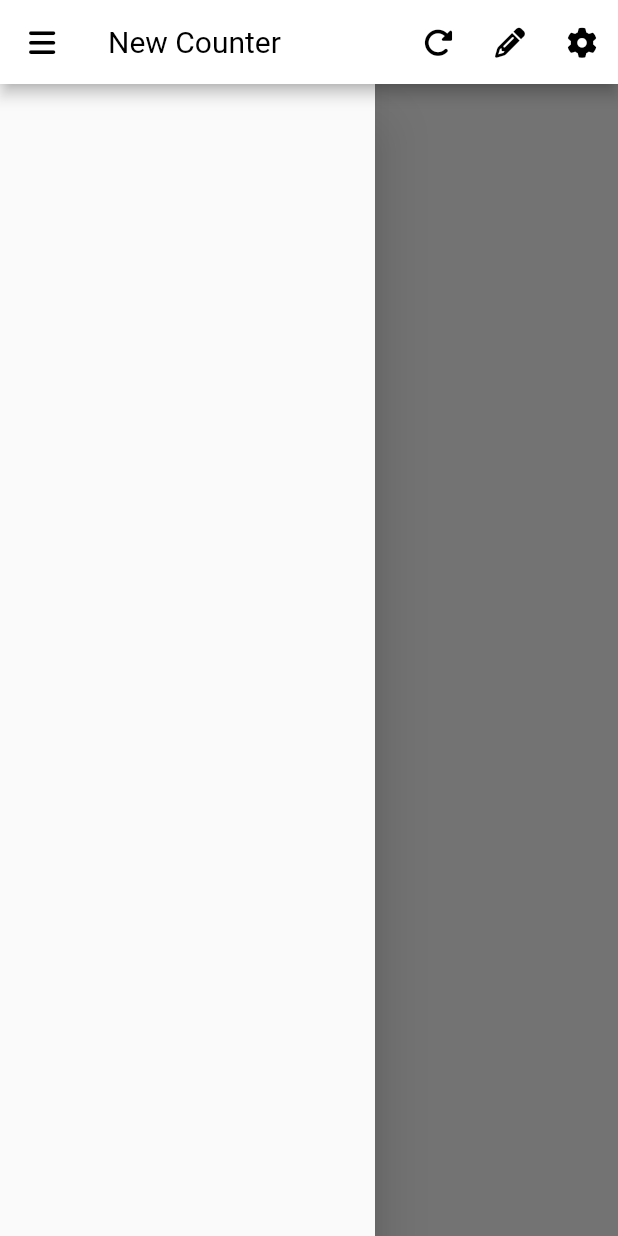
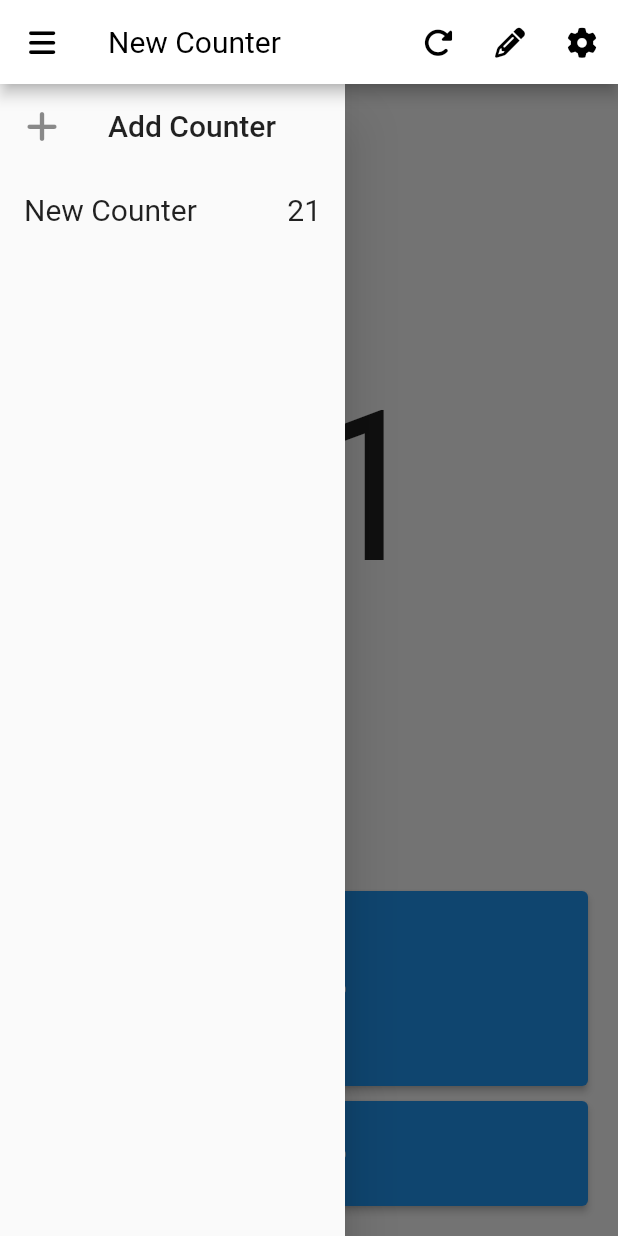
Before and after one commit to ADV1K/SimpleCounter, a Flutter app: the screen it shows after launch, with the side drawer open, on a phone screen of 412 x 824 dp. Run offline on Flutter 3.47's test engine with Material 2 defaults, Android fonts, the phone set to English and light mode, and no system bars; our stand-ins replace font_awesome_flutter.

Commit message:
worked on home and drawer ui

```diff
--- a/lib/screens/home.dart
+++ b/lib/screens/home.dart
@@ -51,19 +51,37 @@ class HomeScreen extends StatelessWidget {
         key: _scaffoldKey,
         drawer: const MyDrawer(),
         body: Column(
+          crossAxisAlignment: CrossAxisAlignment.stretch,
           children: [
-            const Text(
-              "21",
-              textScaleFactor: 10,
+            const Expanded(
+              child: Center(
+                child: Text(
+                  "21",
+                  textScaleFactor: 10,
+                ),
+              ),
             ),
-            ElevatedButton(
-              onPressed: () {},
-              child: const Icon(FontAwesomeIcons.plus),
+            Container(
+              height: 130,
+              padding: const EdgeInsets.symmetric(horizontal: 20),
+              child: ElevatedButton(
+                child: const Icon(
+                  FontAwesomeIcons.plus,
+                  size: 60,
+                ),
+                onPressed: () {},
+              ),
             ),
-            ElevatedButton(
-              onPressed: () {},
-              child: const Icon(FontAwesomeIcons.minus),
-              style: const ButtonStyle(),
+            Container(
+              height: 100,
+              padding: const EdgeInsets.fromLTRB(20, 10, 20, 20),
+              child: ElevatedButton(
+                child: const Icon(
+                  FontAwesomeIcons.minus,
+                  size: 60,
+                ),
+                onPressed: () {},
+              ),
             ),
           ],
         ),
--- a/lib/widgets/drawer.dart
+++ b/lib/widgets/drawer.dart
@@ -1,4 +1,5 @@
 import 'package:flutter/material.dart';
+import 'package:font_awesome_flutter/font_awesome_flutter.dart';
 
 class MyDrawer extends StatelessWidget {
   const MyDrawer({Key? key}) : super(key: key);
@@ -6,8 +7,44 @@ class MyDrawer extends StatelessWidget {
   @override
   Widget build(BuildContext context) {
     return Container(
-      width: 250,
-      child: Drawer(),
+      width: 230,
+      child: Drawer(
+        child: ListView(
+          children: [
+            ListTile(
+              leading: const Icon(FontAwesomeIcons.plus),
+              title: const Text(
+                "Add Counter",
+                style: TextStyle(fontSize: 20),
+              ),
+              onTap: () {},
+            ),
+            ListTile(
+              title: Row(
+                children: const [
+                  Expanded(
+                    child: Text(
+                      "New Counter",
+                      style: TextStyle(
+                        fontSize: 20,
+                        fontWeight: FontWeight.normal,
+                      ),
+                    ),
+                  ),
+                  Text(
+                    "21",
+                    style: TextStyle(
+                      fontSize: 20,
+                      fontWeight: FontWeight.normal,
+                    ),
+                  ),
+                ],
+              ),
+              onTap: () {},
+            ),
+          ],
+        ),
+      ),
     );
   }
 }
```
